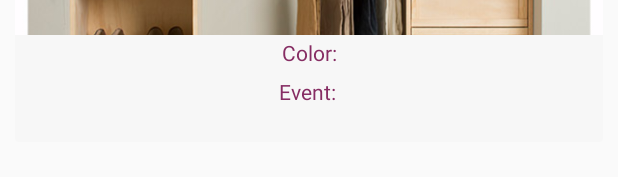
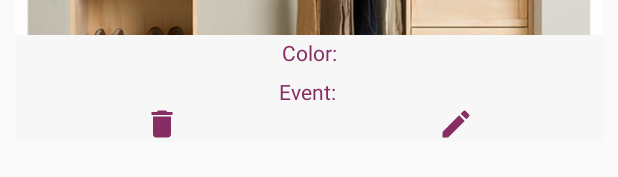
Before and after one commit to rueschan/ProyectoMoviles, an Android app: the layout closet_photos_items.xml on its own in the app's theme, with its tools: preview values and no code run, on a phone screen of 412 x 824 dp. Shown: the part 271-448 px from the top of the screen. Run offline under Robolectric (Android 15) with nearby library versions, the phone set to English and light mode, and no system bars.

Commit message:
No repetir

```diff
--- a/app/src/main/java/mx/itesm/rueschan/moviles/MainActivity.java
+++ b/app/src/main/java/mx/itesm/rueschan/moviles/MainActivity.java
@@ -158,7 +158,7 @@ public class MainActivity extends AppCompatActivity implements NavigationView.On
                                 .translationY(fab.getHeight())
                                 .alpha(1.0f)
                                 .setListener(null);*/
-                        fab.setVisibility(View.VISIBLE);
+                        fab.setVisibility(View.INVISIBLE);
                         //fab.setClickable(false);
                         error_tv.setVisibility(View.INVISIBLE);
                         break;
--- a/app/src/main/java/mx/itesm/rueschan/moviles/SugeridosFragment.java
+++ b/app/src/main/java/mx/itesm/rueschan/moviles/SugeridosFragment.java
@@ -429,8 +429,8 @@ public class SugeridosFragment extends Fragment {
                 if(verificarCombinacionesContraste(top.get(i).getColor(), bottom.get(j).getColor()))
                     combinacionesBottom.add(bottom.get(j));
 
-                if(verificarMezclilla(bottom.get(j).getColor()))
-                    combinacionesBottom.add(bottom.get(j));
+                /*if(verificarMezclilla(bottom.get(j).getColor()))
+                    combinacionesBottom.add(bottom.get(j));*/
             }
 
             for (int j = 0; j < coats.size() ; j++) {
@@ -507,7 +507,7 @@ public class SugeridosFragment extends Fragment {
     private boolean verificarCombinacionesContinuo(String colorTop, String colorItem) {
 
         if (Arrays.toString(universales).contains(colorTop) || Arrays.toString(universales).contains(colorItem))
-            return true;
+            return false;
 
         int indexItem = getIndex(colorItem);
         int indexTop = getIndex(colorTop);
--- a/app/src/main/res/layout/closet_photos_items.xml
+++ b/app/src/main/res/layout/closet_photos_items.xml
@@ -73,7 +73,7 @@
                 android:layout_height="match_parent"
                 android:layout_weight="1"
                 android:tint="@color/colorAccent"
-                android:visibility="invisible"
+                android:visibility="visible"
                 app:srcCompat="@drawable/ic_delete" />
 
             <ImageView
@@ -82,7 +82,7 @@
                 android:layout_height="match_parent"
                 android:layout_weight="1"
                 android:tint="@color/colorPrimaryDark"
-                android:visibility="invisible"
+                android:visibility="visible"
                 app:srcCompat="@drawable/ic_edit" />
         </LinearLayout>
     </LinearLayout>
```
Also changed, not shown: app/src/main/java/mx/itesm/rueschan/moviles/ImagesFragment.java (+8 -8 lines).
